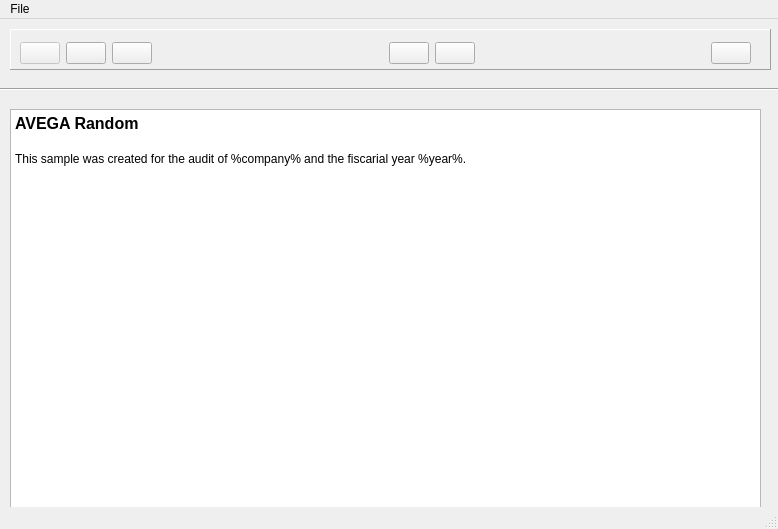
Above: view/ui/OutputWindow.ui from tlex-web/avega_sampling before the change. Below: the same form after it.
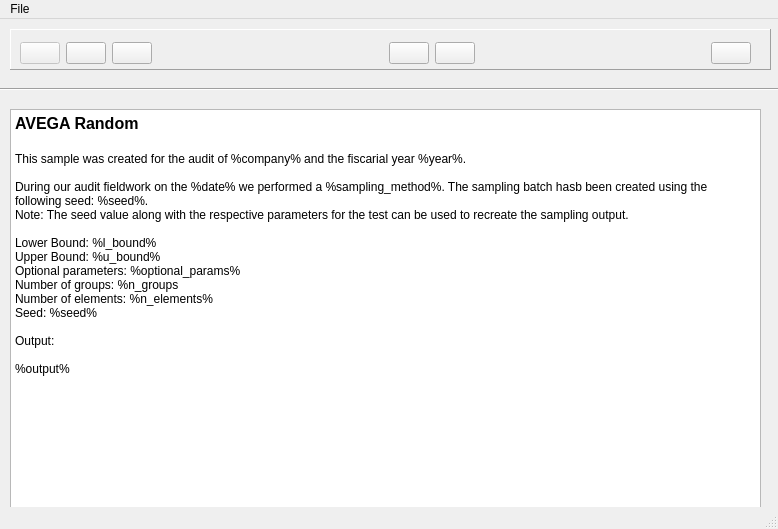
That is the form after the change. Icons and pictures are not drawn.

Commit message: Refactor models and controllers to enhance type hints, improve session handling, and update project creation logic; remove unused project controller

```diff
--- a/view/ui/OutputWindow.ui
+++ b/view/ui/OutputWindow.ui
@@ -221,7 +221,20 @@
 &lt;/style&gt;&lt;/head&gt;&lt;body style=&quot; font-family:'Segoe UI'; font-size:9pt; font-weight:400; font-style:normal;&quot;&gt;
 &lt;p style=&quot; margin-top:0px; margin-bottom:0px; margin-left:0px; margin-right:0px; -qt-block-indent:0; text-indent:0px;&quot;&gt;&lt;span style=&quot; font-size:12pt; font-weight:700;&quot;&gt;AVEGA Random &lt;/span&gt;&lt;/p&gt;
 &lt;p style=&quot;-qt-paragraph-type:empty; margin-top:0px; margin-bottom:0px; margin-left:0px; margin-right:0px; -qt-block-indent:0; text-indent:0px; font-size:12pt; font-weight:700;&quot;&gt;&lt;br /&gt;&lt;/p&gt;
-&lt;p style=&quot; margin-top:0px; margin-bottom:0px; margin-left:0px; margin-right:0px; -qt-block-indent:0; text-indent:0px;&quot;&gt;This sample was created for the audit of %company% and the fiscarial year %year%. &lt;/p&gt;&lt;/body&gt;&lt;/html&gt;</string>
+&lt;p style=&quot; margin-top:0px; margin-bottom:0px; margin-left:0px; margin-right:0px; -qt-block-indent:0; text-indent:0px;&quot;&gt;This sample was created for the audit of %company% and the fiscarial year %year%. &lt;/p&gt;
+&lt;p style=&quot;-qt-paragraph-type:empty; margin-top:0px; margin-bottom:0px; margin-left:0px; margin-right:0px; -qt-block-indent:0; text-indent:0px;&quot;&gt;&lt;br /&gt;&lt;/p&gt;
+&lt;p style=&quot; margin-top:0px; margin-bottom:0px; margin-left:0px; margin-right:0px; -qt-block-indent:0; text-indent:0px;&quot;&gt;During our audit fieldwork on the %date% we performed a %sampling_method%. The sampling batch hasb been created using the following seed: %seed%. &lt;br /&gt;Note: The seed value along with the respective parameters for the test can be used to recreate the sampling output. &lt;/p&gt;
+&lt;p style=&quot;-qt-paragraph-type:empty; margin-top:0px; margin-bottom:0px; margin-left:0px; margin-right:0px; -qt-block-indent:0; text-indent:0px;&quot;&gt;&lt;br /&gt;&lt;/p&gt;
+&lt;p style=&quot; margin-top:0px; margin-bottom:0px; margin-left:0px; margin-right:0px; -qt-block-indent:0; text-indent:0px;&quot;&gt;Lower Bound: %l_bound%&lt;/p&gt;
+&lt;p style=&quot; margin-top:0px; margin-bottom:0px; margin-left:0px; margin-right:0px; -qt-block-indent:0; text-indent:0px;&quot;&gt;Upper Bound: %u_bound%&lt;/p&gt;
+&lt;p style=&quot; margin-top:0px; margin-bottom:0px; margin-left:0px; margin-right:0px; -qt-block-indent:0; text-indent:0px;&quot;&gt;Optional parameters: %optional_params%&lt;/p&gt;
+&lt;p style=&quot; margin-top:0px; margin-bottom:0px; margin-left:0px; margin-right:0px; -qt-block-indent:0; text-indent:0px;&quot;&gt;Number of groups: %n_groups&lt;/p&gt;
+&lt;p style=&quot; margin-top:0px; margin-bottom:0px; margin-left:0px; margin-right:0px; -qt-block-indent:0; text-indent:0px;&quot;&gt;Number of elements: %n_elements%&lt;/p&gt;
+&lt;p style=&quot; margin-top:0px; margin-bottom:0px; margin-left:0px; margin-right:0px; -qt-block-indent:0; text-indent:0px;&quot;&gt;Seed: %seed%&lt;/p&gt;
+&lt;p style=&quot;-qt-paragraph-type:empty; margin-top:0px; margin-bottom:0px; margin-left:0px; margin-right:0px; -qt-block-indent:0; text-indent:0px;&quot;&gt;&lt;br /&gt;&lt;/p&gt;
+&lt;p style=&quot; margin-top:0px; margin-bottom:0px; margin-left:0px; margin-right:0px; -qt-block-indent:0; text-indent:0px;&quot;&gt;Output:&lt;/p&gt;
+&lt;p style=&quot;-qt-paragraph-type:empty; margin-top:0px; margin-bottom:0px; margin-left:0px; margin-right:0px; -qt-block-indent:0; text-indent:0px;&quot;&gt;&lt;br /&gt;&lt;/p&gt;
+&lt;p style=&quot; margin-top:0px; margin-bottom:0px; margin-left:0px; margin-right:0px; -qt-block-indent:0; text-indent:0px;&quot;&gt;%output%&lt;/p&gt;&lt;/body&gt;&lt;/html&gt;</string>
     </property>
    </widget>
   </widget>
```
The commit also changes 20 other files.
